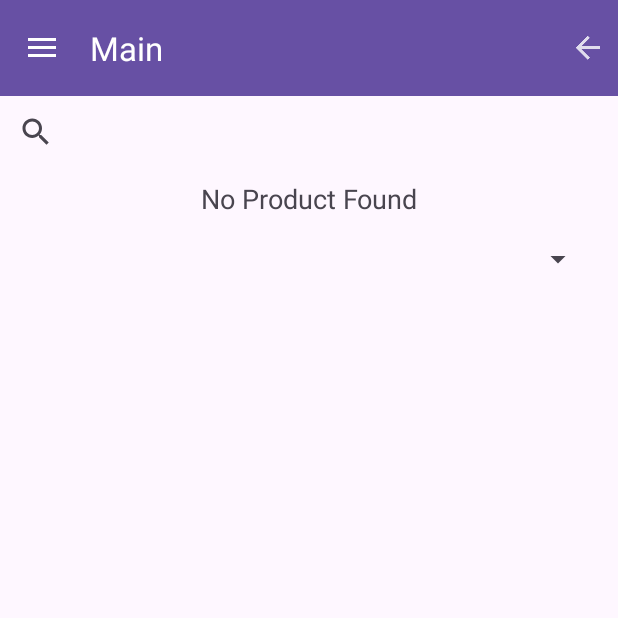
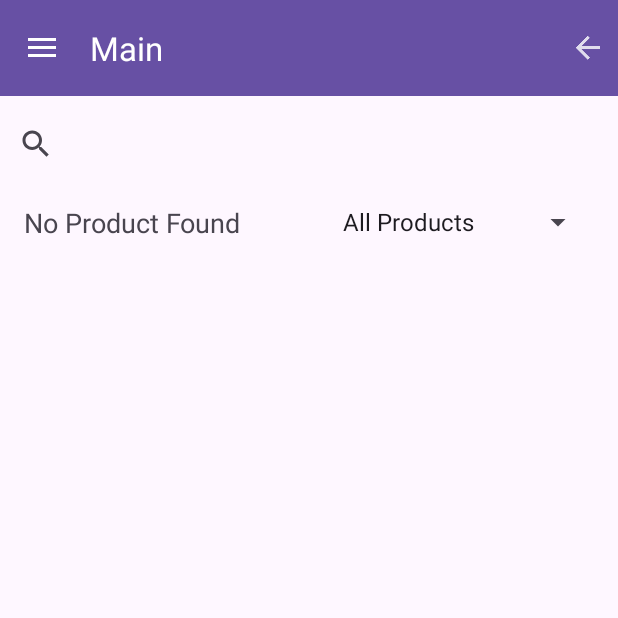
Before and after one commit to DuySE/F23_3175_G4_Marketeer, an Android app: the MainActivity screen opened directly, with no data from a screen before it, on a phone screen of 412 x 824 dp, the top half of it. Run offline under Robolectric (Android 15) with nearby library versions, the phone set to English and light mode, and no system bars; libraries missing offline, so code that uses them is left out: org.mindrot.jbcrypt; 1 statement that could not run was skipped.

Commit message:
Feature: The app will ask for GPS permission when MainActivity is started to use Distance Filter

```diff
--- a/app/build.gradle
+++ b/app/build.gradle
@@ -46,6 +46,7 @@ dependencies {
     implementation 'com.firebase:firebase-client-android:2.5.2'
     implementation 'com.github.PhilJay:MPAndroidChart:v3.1.0'
     implementation 'org.mindrot:jbcrypt:0.4'
+    implementation 'com.google.android.gms:play-services-location:21.0.1'
     // Import the Firebase BoM
     implementation(platform('com.google.firebase:firebase-bom:32.3.1'))
     implementation 'com.google.firebase:firebase-storage:20.1.0'
--- a/app/src/main/AndroidManifest.xml
+++ b/app/src/main/AndroidManifest.xml
@@ -10,6 +10,9 @@
     <uses-permission android:name="android.permission.READ_EXTERNAL_STORAGE" />
     <uses-permission android:name="android.permission.WRITE_EXTERNAL_STORAGE" />
     <uses-permission android:name="android.permission.INTERNET" />
+    <uses-permission android:name="android.permission.ACCESS_COARSE_LOCATION" />
+    <uses-permission android:name="android.permission.ACCESS_FINE_LOCATION" />
+    <uses-permission android:name="android.permission.ACCESS_NETWORK_STATE" />
 
     <application
         android:allowBackup="true"
--- a/app/src/main/java/com/example/f23_3175_g4_marketeer/MainActivity.java
+++ b/app/src/main/java/com/example/f23_3175_g4_marketeer/MainActivity.java
@@ -1,9 +1,21 @@
 package com.example.f23_3175_g4_marketeer;
 
+import android.Manifest;
+import android.content.Context;
+import android.content.pm.PackageManager;
+import android.location.Location;
+import android.location.LocationListener;
+import android.location.LocationManager;
 import android.os.Bundle;
+import android.util.Log;
+import android.widget.AdapterView;
+import android.widget.Spinner;
 import android.widget.Toast;
 
+import androidx.annotation.NonNull;
 import androidx.appcompat.widget.SearchView;
+import androidx.core.app.ActivityCompat;
+import androidx.core.content.ContextCompat;
 import androidx.recyclerview.widget.GridLayoutManager;
 import androidx.recyclerview.widget.RecyclerView;
 
@@ -15,6 +27,8 @@ import android.widget.TextView;
 import android.widget.Toast;
 
 import com.example.f23_3175_g4_marketeer.databinding.ActivityMainBinding;
+import com.google.android.gms.location.FusedLocationProviderClient;
+import com.google.android.gms.location.LocationServices;
 
 import java.util.ArrayList;
 import java.util.List;
@@ -27,6 +41,10 @@ public class MainActivity extends DrawerActivity {
     ItemRecyclerViewAdapter itemAdapter;
     TextView txtViewNoProduct;
     RecyclerView recyclerView;
+    private Location userLocation;
+    final int LOCATION_REQUEST_CODE = 1;
+    private LocationManager locationManager;
+    private FusedLocationProviderClient fusedLocationClient;
     @Override
     protected void onCreate(Bundle savedInstanceState) {
         super.onCreate(savedInstanceState);
@@ -34,10 +52,41 @@ public class MainActivity extends DrawerActivity {
         mainBinding = ActivityMainBinding.inflate(getLayoutInflater());
         setContentView(mainBinding.getRoot());
         allocateActivityTitle("Main");
+        locationManager = (LocationManager) getSystemService(Context.LOCATION_SERVICE);
+        fusedLocationClient = LocationServices.getFusedLocationProviderClient(this);
 
         SetUpSearchView();
         SetUpProductView();
+        SetUpDistanceFilter();
+        AskLocationPermission();
     }
+
+    private void AskLocationPermission() {
+        if (ContextCompat.checkSelfPermission(this,
+                android.Manifest.permission.ACCESS_FINE_LOCATION) != PackageManager.PERMISSION_GRANTED &&
+                ContextCompat.checkSelfPermission(this,
+                        android.Manifest.permission.ACCESS_COARSE_LOCATION) !=
+                        PackageManager.PERMISSION_GRANTED) {
+            ActivityCompat.requestPermissions(this,
+                    new String[]{android.Manifest.permission.ACCESS_FINE_LOCATION,
+                            Manifest.permission.ACCESS_COARSE_LOCATION},
+                    LOCATION_REQUEST_CODE);
+        } else {
+            //get current location
+        }
+    }
+    @Override
+    public void onRequestPermissionsResult(int requestCode, @NonNull String[] permissions, @NonNull int[] grantResults) {   //part 1
+        super.onRequestPermissionsResult(requestCode, permissions, grantResults);
+        if (requestCode == LOCATION_REQUEST_CODE) {
+            if (grantResults.length > 0 && grantResults[0] == PackageManager.PERMISSION_GRANTED) {
+                Toast.makeText(this, "Marketeer may need to be restarted for Distance Filter to work", Toast.LENGTH_SHORT).show();
+            } else {
+                Toast.makeText(this, "Location permission is needed to use Distance Filter. Please turn it on in Settings to use this feature", Toast.LENGTH_SHORT).show();
+            }
+        }
+    }
+
     private void SetUpProductView() {
         // refactored some code from ManageProductActivity
         DatabaseHelper db = new DatabaseHelper(this);
@@ -81,4 +130,34 @@ public class MainActivity extends DrawerActivity {
             itemAdapter.setFilteredList(filteredList);
         }
     }
+
+    private void SetUpDistanceFilter() {
+        Spinner distanceFilter = findViewById(R.id.spinnerDistanceFilter);
+        distanceFilter.setOnItemSelectedListener(new AdapterView.OnItemSelectedListener() {
+            @Override
+            public void onItemSelected(AdapterView<?> parent, View view, int position, long id) {
+                List<Product> filteredList = new ArrayList<>();
+                float maxDistance = 0;
+                if (position == 0) {
+                    itemAdapter.setFilteredList(productList);
+                } else if (position == 1) {
+                    maxDistance = 2;
+                } else if (position == 2) {
+                    maxDistance = 5;
+                } else if (position == 3) {
+                    maxDistance = 10;
+                } else if (position == 4) {
+                    maxDistance = 20;
+                }
+                if (position != 0) {
+                    //loop and compare the products.getDistanceToUser with maxDistance, adding to filteredList if met condition
+                }
+            }
+
+            @Override
+            public void onNothingSelected(AdapterView<?> parent) {
+
+            }
+        });
+    }
 }
--- a/app/src/main/res/layout/activity_main.xml
+++ b/app/src/main/res/layout/activity_main.xml
@@ -10,6 +10,7 @@
         android:id="@+id/searchView"
         android:layout_width="0dp"
         android:layout_height="wrap_content"
+        android:layout_marginTop="8dp"
         app:layout_constraintEnd_toEndOf="parent"
         app:layout_constraintStart_toStartOf="parent"
         app:layout_constraintTop_toTopOf="parent"
@@ -19,24 +20,25 @@
 
     <TextView
         android:id="@+id/textViewNoProductFound"
-        android:layout_width="wrap_content"
+        android:layout_width="175dp"
         android:layout_height="wrap_content"
-        android:layout_marginTop="8dp"
+        android:layout_marginStart="16dp"
+        android:layout_marginTop="16dp"
         android:textSize="18sp"
-        app:layout_constraintEnd_toEndOf="parent"
         app:layout_constraintStart_toStartOf="parent"
         app:layout_constraintTop_toBottomOf="@+id/searchView" />
 
     <Spinner
         android:id="@+id/spinnerDistanceFilter"
-        android:layout_width="150dp"
+        android:layout_width="175dp"
         android:layout_height="wrap_content"
         android:layout_marginTop="16dp"
         android:layout_marginEnd="16dp"
+        android:entries="@array/items_distance"
         android:prompt="@string/txtSelectProducts"
         android:spinnerMode="dialog"
         app:layout_constraintEnd_toEndOf="parent"
-        app:layout_constraintTop_toBottomOf="@+id/textViewNoProductFound" />
+        app:layout_constraintTop_toBottomOf="@+id/searchView" />
 
     <androidx.recyclerview.widget.RecyclerView
         android:id="@+id/recyclerViewItems"
--- a/app/src/main/res/values/strings.xml
+++ b/app/src/main/res/values/strings.xml
@@ -14,6 +14,14 @@
         <item>$75</item>
         <item>$100</item>
         <item>$150</item>
+    </string-array>
+
+    <string-array name="items_distance">
+        <item>All Products</item>
+        <item>Within 2km</item>
+        <item>Within 5km</item>
+        <item>Within 10km</item>
+        <item>Within 20km</item>
     </string-array>
 
     <string name="txtAddProduct">Add a new product</string>
@@ -92,4 +100,5 @@
     <string name="menuManageProductActivity">Manage Products</string>
     <string name="menuTransactionHistoryActivity">Transaction History</string>
     <string name="txtAlreadyHaveAccount">Already have an account? Login!</string>
+    <string name="txtSelectProducts">Select Products</string>
 </resources>
```
Also changed, not shown: app/src/main/java/com/example/f23_3175_g4_marketeer/Product.java (+9 -0 lines).
